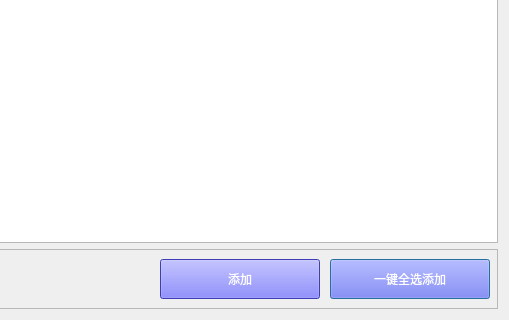
Above: gui/dialog/add_gift/ui.ui from WanKaKa/IjsGiftWall before the change; both pictures show x 691 to 1200 and y 580 to 900 of the 1200 by 900 pixel window. Below: the same form after it.
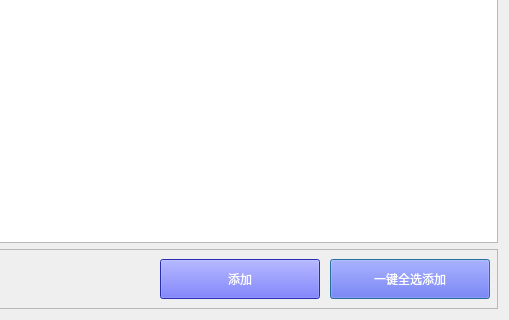
That is the form after the change.

The edit to the form file:
```diff
--- a/gui/dialog/add_gift/ui.ui
+++ b/gui/dialog/add_gift/ui.ui
@@ -573,7 +573,7 @@
         <property name="styleSheet">
          <string notr="true">font: 12pt &quot;微软雅黑&quot;;
 color: rgb(255, 255, 255);
-background-color: rgb(85, 85, 255);</string>
+background-color: rgb(57, 61, 255);</string>
         </property>
         <property name="text">
          <string>一键全选添加</string>
@@ -597,7 +597,7 @@
         <property name="styleSheet">
          <string notr="true">font: 12pt &quot;微软雅黑&quot;;
 color: rgb(255, 255, 255);
-background-color: rgb(85, 85, 255);</string>
+background-color: rgb(57, 61, 255);</string>
         </property>
         <property name="text">
          <string>添加</string>
```
